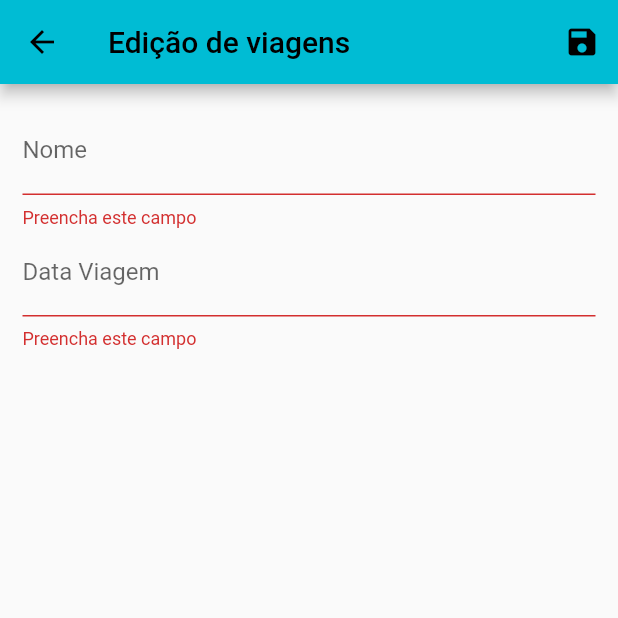
After one commit to DouglasFabio/travelogue, a Flutter app: the TravelEdit screen opened by its route, after a tap on the "save" icon, on a phone screen of 412 x 824 dp, the top half of it. The commit adds this screen. Run offline on Flutter 3.47's test engine with Material 2 defaults, Android fonts, the phone set to English and light mode, and no system bars; network calls fail.

Commit message:
Services API + Form Edit

```diff
--- a/flutterversion/travelogue/lib/main.dart
+++ b/flutterversion/travelogue/lib/main.dart
@@ -1,6 +1,7 @@
 import 'dart:io';
 import 'package:flutter/material.dart';
 import 'package:travelogue/routes/app_routes.dart';
+import 'package:travelogue/views/travel_edit_form.dart';
 import 'package:travelogue/views/travel_form.dart';
 import 'package:travelogue/views/travel_list.dart';
 
@@ -31,7 +32,8 @@ class MainApp extends StatelessWidget {
         ),
         routes: {
           AppRoutes.HOME: (_) => const TravelList(),
-          AppRoutes.TRAVEL_FORM: (context) => TravelForm()
+          AppRoutes.TRAVEL_FORM: (context) => TravelForm(),
+          AppRoutes.TRAVEL_EDIT: (context) => TravelEdit()
         },
     );
   }
--- a/flutterversion/travelogue/lib/routes/app_routes.dart
+++ b/flutterversion/travelogue/lib/routes/app_routes.dart
@@ -1,4 +1,5 @@
 class AppRoutes {
   static const HOME = '/';
   static const TRAVEL_FORM = '/travel-form';
+  static const TRAVEL_EDIT = '/travel-edit';
 }
--- /dev/null
+++ b/flutterversion/travelogue/lib/services/travel_services.dart
@@ -0,0 +1,15 @@
+import 'dart:convert';
+import 'package:http/http.dart' as http;
+
+Future<List> getTravel() async {
+
+  var url = Uri.parse('http://10.0.2.2:5000/api/Viagem');
+  var response = await http.get(url);
+
+  if(response.statusCode == 200){
+    return jsonDecode(utf8.decode(response.bodyBytes));
+  }else{
+    throw Exception('Erro ao carregar');
+  }
+
+}
--- /dev/null
+++ b/flutterversion/travelogue/lib/views/travel_edit_form.dart
@@ -0,0 +1,63 @@
+import 'package:flutter/material.dart';
+
+class TravelEdit extends StatelessWidget {
+
+  final _form = GlobalKey<FormState>();
+  final Map<String, String> _formData = {};
+
+  TravelEdit({super.key});
+
+  @override
+  Widget build(BuildContext context) {
+    return Scaffold(
+      appBar: AppBar(
+        title: const Text('Edição de viagens'),
+        actions: [
+          IconButton(
+            onPressed: () {
+              final isValid = _form.currentState!.validate();
+
+              if(isValid){
+                _form.currentState?.save();
+                Navigator.of(context).pop();
+              }
+            },
+            icon: const Icon(Icons.save),
+          )
+        ],
+      ),
+      body: Padding(
+        padding: const EdgeInsets.all(15),
+        child: Form(
+          key: _form,
+          child: Column(
+            children: [
+              TextFormField(
+                initialValue: _formData['name'],
+                validator: (value){
+                  if(value == null || value.isEmpty){
+                    return 'Preencha este campo';
+                  }
+                  return null;
+                },
+                decoration: const InputDecoration(labelText: 'Nome'),
+                onSaved: (value) => _formData['name'] = value!,
+              ),
+              TextFormField(
+                initialValue: _formData['travelDate'],
+                validator: (value){
+                  if(value == null || value.isEmpty){
+                    return 'Preencha este campo';
+                  }
+                  return null;
+                },
+                decoration: const InputDecoration(labelText: 'Data Viagem'),
+                onSaved: (value) => _formData['travelDate'] = value!,
+              ),
+            ]
+          ) ,
+        )
+      ),
+    );
+  }
+}
--- a/flutterversion/travelogue/lib/views/travel_list.dart
+++ b/flutterversion/travelogue/lib/views/travel_list.dart
@@ -1,24 +1,10 @@
-import 'dart:convert';
 import 'package:flutter/material.dart';
 import 'package:travelogue/routes/app_routes.dart';
-import 'package:http/http.dart' as http;
+import 'package:travelogue/services/travel_services.dart';
+
 
 class TravelList extends StatelessWidget {
   const TravelList({super.key});
-
-
-  Future<List> getTravel() async {
-
-    var url = Uri.parse('http://10.0.2.2:5000/api/Viagem');
-    var response = await http.get(url);
-
-    if(response.statusCode == 200){
-      return jsonDecode(utf8.decode(response.bodyBytes));
-    }else{
-      throw Exception('Erro ao carregar');
-    }
-
-  }
 
   @override
   Widget build(BuildContext context) {
@@ -57,7 +43,7 @@ class TravelList extends StatelessWidget {
                         IconButton(
                           onPressed: () => {
                             Navigator.of(context).pushNamed(
-                              AppRoutes.TRAVEL_FORM,
+                              AppRoutes.TRAVEL_EDIT,
                               arguments: snapshot.data![i]['id'],
                             )
                           },
```
